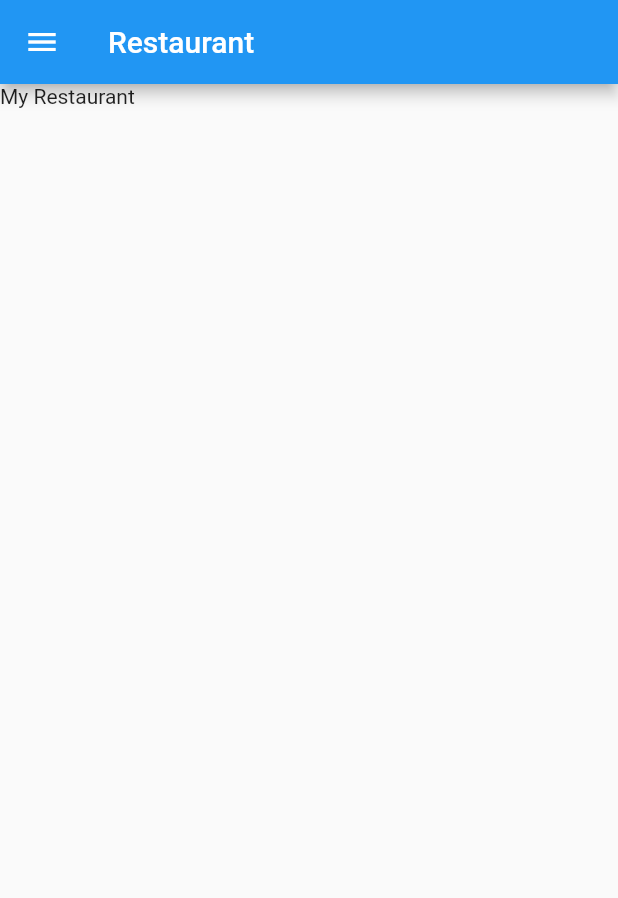
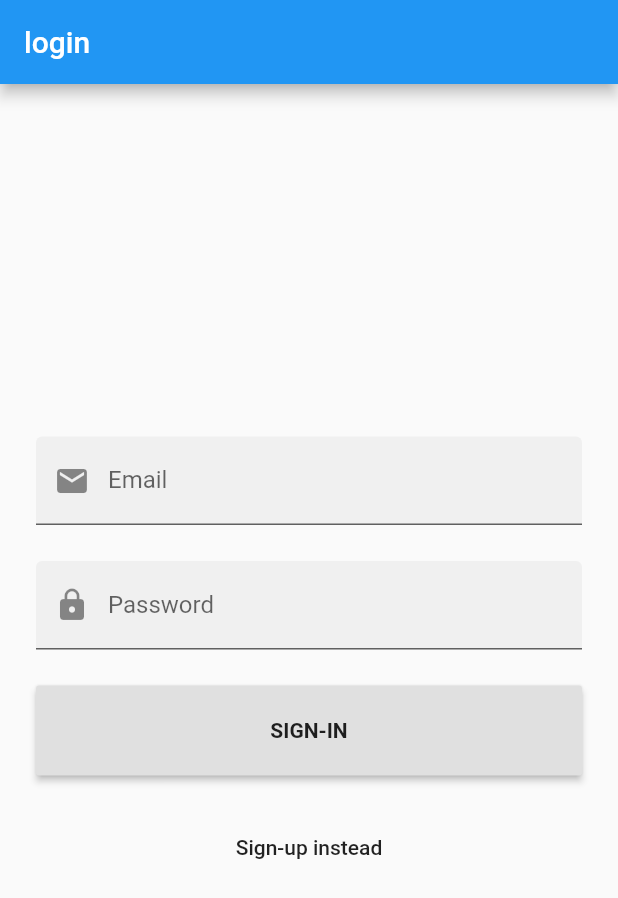
Before and after one commit to manudam/foodorderingadmin, a Flutter app: the screen it shows after launch, on a phone screen of 412 x 824 dp. Shown: the top 898 px of the screen. Run offline on Flutter 3.47's test engine with Material 2 defaults, Android fonts, the light colour scheme and no system bars; our stand-ins replace cloud_firestore, firebase_auth; accounts and stored records are empty.

Commit message:
Adding  account screens

```diff
--- a/lib/main.dart
+++ b/lib/main.dart
@@ -1,14 +1,19 @@
+import 'package:firebase_auth/firebase_auth.dart';
 import 'package:flutter/material.dart';
-import 'package:foodorderingadmin/providers/orders.dart';
-import 'package:foodorderingadmin/providers/products.dart';
-import 'package:foodorderingadmin/screens/product_edit_screen.dart';
-import 'package:foodorderingadmin/screens/product_screen.dart';
-import 'package:foodorderingadmin/screens/restaurant_screen.dart';
+
 import 'package:provider/provider.dart';
 
+import './providers/orders.dart';
+import './providers/products.dart';
+import './providers/auth.dart';
+
 import './screens/orders_screen.dart';
+import './screens/product_edit_screen.dart';
+import './screens/product_screen.dart';
+import './screens/restaurant_screen.dart';
+import './screens/account/account.dart';
 
-void main() {
+void main() async {
   runApp(MyApp());
 }
 
@@ -19,37 +24,36 @@ class MyApp extends StatelessWidget {
     return MultiProvider(
       providers: [
         ChangeNotifierProvider.value(
-          value: Orders(),
+          value: Auth(),
         ),
         ChangeNotifierProvider.value(
           value: Products(),
-        )
+        ),
+        ChangeNotifierProvider.value(
+          value: Orders(),
+        ),
       ],
-      child: MaterialApp(
-        title: 'Flutter Demo',
+      child: Consumer<Auth>(
+        builder: (ctx, auth, _) => MaterialApp(
+          title: 'Food ordering Adming',
           theme: ThemeData(
-          // This is the theme of your application.
-          //
-          // Try running your application with "flutter run". You'll see the
-          // application has a blue toolbar. Then, without quitting the app, try
-          // changing the primarySwatch below to Colors.green and then invoke
-          // "hot reload" (press "r" in the console where you ran "flutter run",
-          // or simply save your changes to "hot reload" in a Flutter IDE).
-          // Notice that the counter didn't reset back to zero; the application
-          // is not restarted.
             primarySwatch: Colors.blue,
-          // This makes the visual density adapt to the platform that you run
-          // the app on. For desktop platforms, the controls will be smaller and
-          // closer together (more dense) than on mobile platforms.
             visualDensity: VisualDensity.adaptivePlatformDensity,
           ),
-        initialRoute: RestaurantScreen.routeName,
+          home: FutureBuilder(
+              future: auth.isAuthenticated(),
+              builder: (ctx, snapshot) =>
+                  snapshot.hasData ? RestaurantScreen() : LoginScreen()),
           routes: {
             OrdersScreen.routeName: (context) => OrdersScreen(),
             ProductScreen.routeName: (context) => ProductScreen(),
             ProductEditScreen.routeName: (context) => ProductEditScreen(),
-          RestaurantScreen.routeName: (context) => RestaurantScreen()
+            RestaurantScreen.routeName: (context) => RestaurantScreen(),
+            LoginScreen.routeName: (context) => LoginScreen(),
+            SignupScreen.routeName: (context) => SignupScreen(),
+            AccountScreen.routeName: (context) => AccountScreen()
           },
+        ),
       ),
     );
   }
--- /dev/null
+++ b/lib/models/user_model.dart
@@ -0,0 +1,21 @@
+//User Model
+class UserModel {
+  String uid;
+  String email;
+  String name;
+  String photoUrl;
+
+  UserModel({this.uid, this.email, this.name, this.photoUrl});
+
+  factory UserModel.fromMap(Map data) {
+    return UserModel(
+      uid: data['uid'],
+      email: data['email'] ?? '',
+      name: data['name'] ?? '',
+      photoUrl: data['photoUrl'] ?? '',
+    );
+  }
+
+  Map<String, dynamic> toJson() =>
+      {"uid": uid, "email": email, "name": name, "photoUrl": photoUrl};
+}
--- a/lib/providers/products.dart
+++ b/lib/providers/products.dart
@@ -7,6 +7,9 @@ class Products with ChangeNotifier {
   List<Product> _products = [];
   final _databaseReference = Firestore.instance;
   final _productCollection = "Products";
+  //final String authToken;
+
+  //Products(this.authToken, this._products);
 
   List<Product> get items {
     return [..._products];
--- /dev/null
+++ b/lib/screens/account/account.dart
@@ -0,0 +1,3 @@
+export 'login_screen.dart';
+export 'signup_screen.dart';
+export 'account_screen.dart';
--- /dev/null
+++ b/lib/screens/account/login_screen.dart
@@ -0,0 +1,112 @@
+import 'package:flutter/material.dart';
+import 'package:foodorderingadmin/providers/auth.dart';
+import 'package:foodorderingadmin/screens/account/account.dart';
+import 'package:foodorderingadmin/screens/restaurant_screen.dart';
+import 'package:foodorderingadmin/widgets/form_input_field_with_icon.dart';
+import 'package:foodorderingadmin/widgets/form_vertical_space.dart';
+import 'package:foodorderingadmin/widgets/label_button.dart';
+import 'package:foodorderingadmin/widgets/loading_screen.dart';
+import 'package:foodorderingadmin/widgets/primary_button.dart';
+import 'package:provider/provider.dart';
+
+class LoginScreen extends StatefulWidget {
+  static const routeName = "login";
+
+  @override
+  _LoginScreenState createState() => _LoginScreenState();
+}
+
+class _LoginScreenState extends State<LoginScreen> {
+  final GlobalKey<FormState> _formKey = GlobalKey<FormState>();
+  final TextEditingController _email = new TextEditingController();
+  final TextEditingController _password = new TextEditingController();
+  final _scaffoldKey = GlobalKey<ScaffoldState>();
+  bool _loading = false;
+
+  @override
+  void initState() {
+    super.initState();
+  }
+
+  @override
+  void dispose() {
+    _email.dispose();
+    _password.dispose();
+    super.dispose();
+  }
+
+  @override
+  Widget build(BuildContext context) {
+    var _auth = Provider.of<Auth>(context, listen: false);
+
+    return Scaffold(
+      appBar: AppBar(
+        title: Text('login'),
+      ),
+      body: LoadingScreen(
+        child: Form(
+          key: _formKey,
+          child: Padding(
+            padding: const EdgeInsets.symmetric(horizontal: 24),
+            child: Center(
+              child: SingleChildScrollView(
+                child: Column(
+                  mainAxisAlignment: MainAxisAlignment.center,
+                  crossAxisAlignment: CrossAxisAlignment.stretch,
+                  children: [
+                    FormInputFieldWithIcon(
+                      controller: _email,
+                      iconPrefix: Icons.email,
+                      labelText: "Email",
+                      keyboardType: TextInputType.emailAddress,
+                      onChanged: (value) => null,
+                      onSaved: (value) => _email.text = value,
+                    ),
+                    FormVerticalSpace(),
+                    FormInputFieldWithIcon(
+                      controller: _password,
+                      iconPrefix: Icons.lock,
+                      labelText: "Password",
+                      obscureText: true,
+                      onChanged: (value) => null,
+                      onSaved: (value) => _password.text = value,
+                      maxLines: 1,
+                    ),
+                    FormVerticalSpace(),
+                    PrimaryButton(
+                        labelText: "Sign-in",
+                        onPressed: () async {
+                          if (_formKey.currentState.validate()) {
+                            setState(() {
+                              _loading = true;
+                            });
+
+                            bool status = await _auth
+                                .login(_email.text, _password.text)
+                                .then((status) {
+                              setState(() {
+                                _loading = false;
+                              });
+
+                              return status;
+                            });
+                          }
+                        }),
+                    FormVerticalSpace(),
+                    LabelButton(
+                      labelText: 'Sign-up instead',
+                      onPressed: () => Navigator.pushReplacementNamed(
+                          context, SignupScreen.routeName),
+                    ),
+                  ],
+                ),
+              ),
+            ),
+          ),
+        ),
+        inAsyncCall: _loading,
+        color: Theme.of(context).scaffoldBackgroundColor,
+      ),
+    );
+  }
+}
--- /dev/null
+++ b/lib/widgets/form_input_field_with_icon.dart
@@ -0,0 +1,57 @@
+import 'package:flutter/material.dart';
+/*
+FormInputFieldWithIcon(
+                controller: _email,
+                iconPrefix: Icons.link,
+                labelText: 'Post URL',
+                validator: Validator.notEmpty,
+                keyboardType: TextInputType.multiline,
+                minLines: 3,
+                onChanged: (value) => print('changed'),
+                onSaved: (value) => print('implement me'),
+              ),
+*/
+
+class FormInputFieldWithIcon extends StatelessWidget {
+  FormInputFieldWithIcon(
+      {this.controller,
+      this.iconPrefix,
+      this.labelText,
+      this.validator,
+      this.keyboardType = TextInputType.text,
+      this.obscureText = false,
+      this.minLines = 1,
+      this.maxLines,
+      this.onChanged,
+      this.onSaved});
+
+  final TextEditingController controller;
+  final IconData iconPrefix;
+  final String labelText;
+  final String Function(String) validator;
+  final TextInputType keyboardType;
+  final bool obscureText;
+  final int minLines;
+  final int maxLines;
+  final void Function(String) onChanged;
+  final void Function(String) onSaved;
+
+  @override
+  Widget build(BuildContext context) {
+    return TextFormField(
+      decoration: InputDecoration(
+        filled: true,
+        prefixIcon: Icon(iconPrefix),
+        labelText: labelText,
+      ),
+      controller: controller,
+      onSaved: onSaved,
+      onChanged: onChanged,
+      keyboardType: keyboardType,
+      obscureText: obscureText,
+      maxLines: maxLines,
+      minLines: minLines,
+      validator: validator,
+    );
+  }
+}
--- /dev/null
+++ b/lib/widgets/form_vertical_space.dart
@@ -0,0 +1,5 @@
+import 'package:flutter/material.dart';
+
+class FormVerticalSpace extends SizedBox {
+  FormVerticalSpace({double height = 24.0}) : super(height: height);
+}
--- /dev/null
+++ b/lib/widgets/label_button.dart
@@ -0,0 +1,23 @@
+import 'package:flutter/material.dart';
+/*
+LabelButton(
+                labelText: 'Some Text',
+                onPressed: () => print('implement me'),
+              ),
+*/
+
+class LabelButton extends StatelessWidget {
+  LabelButton({this.labelText, this.onPressed});
+  final String labelText;
+  final void Function() onPressed;
+
+  @override
+  Widget build(BuildContext context) {
+    return FlatButton(
+      child: Text(
+        labelText,
+      ),
+      onPressed: onPressed,
+    );
+  }
+}
--- /dev/null
+++ b/lib/widgets/loading_screen.dart
@@ -0,0 +1,93 @@
+import 'package:flutter/material.dart';
+
+//modification of library modal_progress_hud;
+
+///
+/// Wrap around any widget that makes an async call to show a modal progress
+/// indicator while the async call is in progress.
+///
+/// The progress indicator can be turned on or off using [inAsyncCall]
+///
+/// The progress indicator defaults to a [CircularProgressIndicator] but can be
+/// any kind of widget
+///
+/// The progress indicator can be positioned using [offset] otherwise it is
+/// centered
+///
+/// The modal barrier can be dismissed using [dismissible]
+///
+/// The color of the modal barrier can be set using [color]
+///
+/// The opacity of the modal barrier can be set using [opacity]
+///
+/// HUD=Heads Up Display
+///
+class LoadingScreen extends StatelessWidget {
+  final bool inAsyncCall;
+  final double opacity;
+  final Color color;
+  final Widget progressIndicator;
+  final Offset offset;
+  final bool dismissible;
+  final Widget child;
+
+  LoadingScreen({
+    Key key,
+    @required this.inAsyncCall,
+    this.opacity = 0.7,
+    this.color = Colors.white,
+    this.progressIndicator = const CircularProgressIndicator(),
+    this.offset,
+    this.dismissible = false,
+    @required this.child,
+  })  : assert(child != null),
+        assert(inAsyncCall != null),
+        super(key: key);
+
+  @override
+  Widget build(BuildContext context) {
+    List<Widget> widgetList = [];
+    widgetList.add(child);
+    if (inAsyncCall) {
+      Widget layOutProgressIndicator;
+      if (offset == null) {
+        layOutProgressIndicator = Center(
+            child: Container(
+                height: 60,
+                width: 60,
+                decoration: BoxDecoration(
+                  //color: Palette.primaryColor,
+                  shape: BoxShape.circle,
+                ),
+                //need this due to bug...https://github.com/flutter/flutter/issues/18399
+                child: Align(
+                  alignment: Alignment.center,
+                  child: SizedBox(
+                    child: CircularProgressIndicator(
+                        // backgroundColor: Palette.textColorInvert,
+                        ),
+                    height: 30.0,
+                    width: 30.0,
+                  ),
+                )));
+      } else {
+        layOutProgressIndicator = Positioned(
+          child: progressIndicator,
+          left: offset.dx,
+          top: offset.dy,
+        );
+      }
+      final modal = [
+        new Opacity(
+          child: new ModalBarrier(dismissible: dismissible, color: color),
+          opacity: opacity,
+        ),
+        layOutProgressIndicator
+      ];
+      widgetList += modal;
+    }
+    return new Stack(
+      children: widgetList,
+    );
+  }
+}
--- /dev/null
+++ b/lib/widgets/primary_button.dart
@@ -0,0 +1,27 @@
+import 'package:flutter/material.dart';
+
+/*
+PrimaryButton(
+                labelText: 'UPDATE',
+                onPressed: () => print('Submit'),
+              ),
+*/
+
+class PrimaryButton extends StatelessWidget {
+  PrimaryButton({this.labelText, this.onPressed});
+
+  final String labelText;
+  final void Function() onPressed;
+
+  @override
+  Widget build(BuildContext context) {
+    return RaisedButton(
+      onPressed: onPressed,
+      padding: EdgeInsets.all(22),
+      child: Text(
+        labelText.toUpperCase(),
+        style: TextStyle(fontWeight: FontWeight.bold),
+      ),
+    );
+  }
+}
--- a/pubspec.yaml
+++ b/pubspec.yaml
@@ -24,7 +24,6 @@ dependencies:
   flutter:
     sdk: flutter
 
-
   # The following adds the Cupertino Icons font to your application.
   # Use with the CupertinoIcons class for iOS style icons.
   cupertino_icons: ^0.1.3
@@ -35,6 +34,8 @@ dependencies:
   intl: ^0.16.1
   http: ^0.12.1
   flutter_iconpicker: ^2.0.6
+  shared_preferences: ^0.5.7+3
+  simple_gravatar: ^1.0.5
 
 dev_dependencies:
   flutter_test:
```
Also changed, not shown: lib/helpers/http_exception.dart (added, +11 -0 lines), lib/providers/auth.dart (added, +47 -0 lines), lib/screens/account/account_screen.dart (added, +63 -0 lines), lib/screens/account/signup_screen.dart (added, +36 -0 lines), lib/widgets/app_drawer.dart (+9 -0 lines), pubspec.lock, 1 other file. Lines whose indentation alone changed are shown as unchanged.
